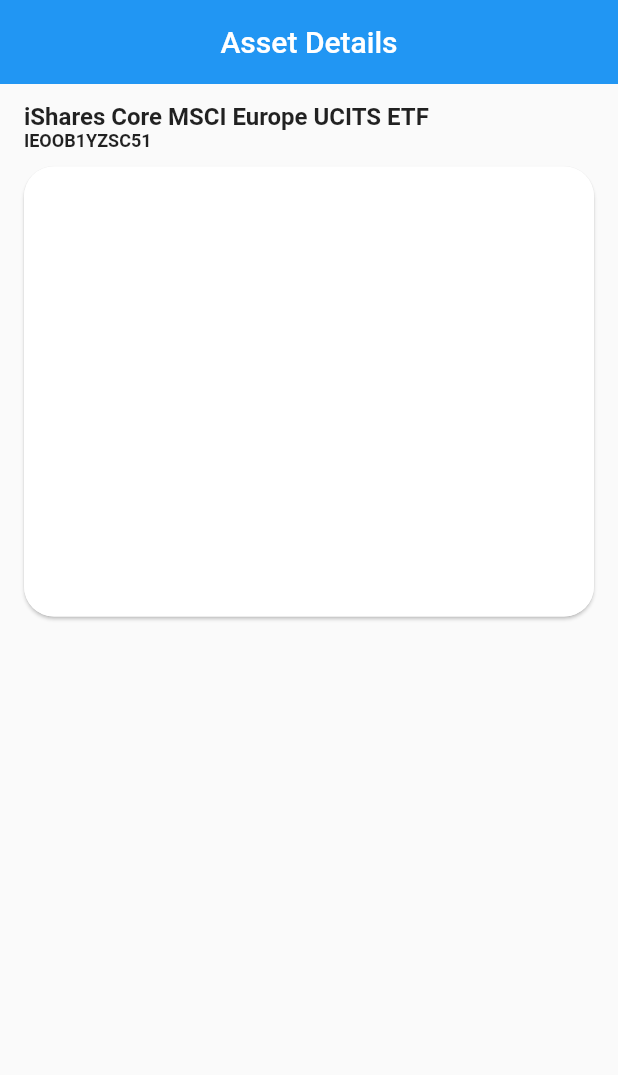
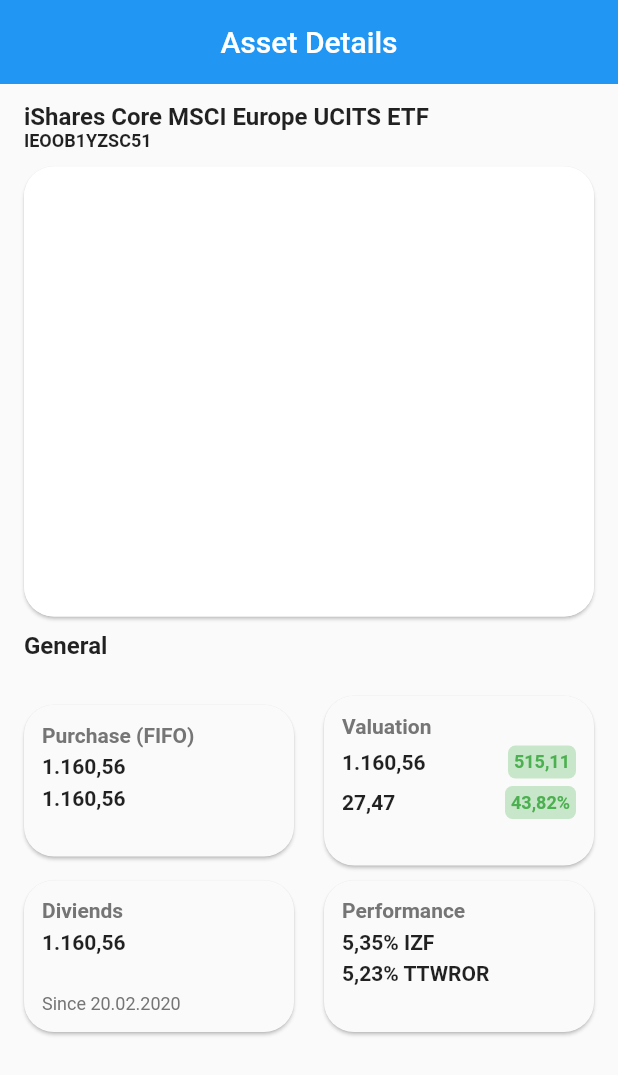
Before and after one commit to abberatfortex/asset_demo, a Flutter app: the screen it shows after launch, on a phone screen of 412 x 824 dp. Shown: the top 1075 px of the screen. Run offline on Flutter 3.47's test engine with Material 2 defaults, Android fonts, the phone set to English and light mode, and no system bars.

Commit message:
general widget

```diff
--- a/lib/screens/asset_details.dart
+++ b/lib/screens/asset_details.dart
@@ -1,7 +1,7 @@
-import 'package:asset_demo/widgets/header_widget.dart';
+import 'package:asset_demo/widgets/general_widget.dart';
+import 'package:asset_demo/widgets/graph_widget.dart';
 import 'package:flutter/material.dart';
 
-import '../widgets/graph_widget.dart';
 
 
 
@@ -15,8 +15,12 @@
       body: Padding(
         padding: const EdgeInsets.symmetric(vertical: 12.0, horizontal: 16.0),
         child: Column(
+          crossAxisAlignment: CrossAxisAlignment.start,
           children: [
             GraphWidget(),
+            const SizedBox(height: 10),
+            GeneralWidget(),
+
           ],
         ),
       ),
--- /dev/null
+++ b/lib/widgets/general_widget.dart
@@ -0,0 +1,34 @@
+import 'package:asset_demo/widgets/header_widget.dart';
+import 'package:asset_demo/widgets/tile_widget.dart';
+import 'package:flutter/material.dart';
+
+class GeneralWidget extends StatelessWidget {
+  const GeneralWidget({Key? key}) : super(key: key);
+
+  @override
+  Widget build(BuildContext context) {
+    return Column(
+      crossAxisAlignment: CrossAxisAlignment.start,
+      children: [
+        HeaderWidget(mainHeading: 'General',),
+        const SizedBox(height: 10),
+        Row(
+          children: [
+            Expanded(child: TileWidget(t1: 'Purchase (FIFO)', t2: '1.160,56', t4: '1.160,56',)),
+            SizedBox(width: 20),
+            Expanded(child: TileWidget(t1: 'Valuation', t2: '1.160,56', t3: '515,11', t4: '27,47', t5: '43,82%',)),
+          ],
+        ),
+        const SizedBox(height: 10),
+        Row(
+          children: [
+            Expanded(child: TileWidget(t1: 'Diviends', t2: '1.160,56', t6: 'Since 20.02.2020',)),
+            SizedBox(width: 20),
+            Expanded(child: TileWidget(t1: 'Performance', t2: '5,35% IZF',  t4: '5,23% TTWROR',)),
+          ],
+        ),
+
+      ],
+    );
+  }
+}
--- a/lib/widgets/header_widget.dart
+++ b/lib/widgets/header_widget.dart
@@ -11,8 +11,8 @@
     return Column(
       crossAxisAlignment: CrossAxisAlignment.start,
       children: [
-        Text('$mainHeading', style: TextStyle(fontSize: 16, fontWeight: FontWeight.bold)),
-        Text('$primaryHeading', style: TextStyle(fontSize: 12, fontWeight: FontWeight.w600)),
+        Text(mainHeading ?? '', style: TextStyle(fontSize: 16, fontWeight: FontWeight.bold)),
+        Text(primaryHeading ?? '', style: TextStyle(fontSize: 12, fontWeight: FontWeight.w600)),
       ],
     );
   }
--- /dev/null
+++ b/lib/widgets/tile_widget.dart
@@ -0,0 +1,57 @@
+import 'package:flutter/material.dart';
+
+class TileWidget extends StatelessWidget {
+  String? t1,t2,t3,t4,t5,t6;
+ TileWidget({Key? key, this.t1, this.t2, this.t3, this.t4, this.t5, this.t6}) : super(key: key);
+
+  @override
+  Widget build(BuildContext context) {
+    return Material(
+      elevation: 1,
+      borderRadius: BorderRadius.all(Radius.circular(20)),
+      child: Container(
+        padding: EdgeInsets.all(12),
+        decoration: BoxDecoration(
+          borderRadius: BorderRadius.circular(20)
+        ),
+        child: Column(
+          crossAxisAlignment: CrossAxisAlignment.start,
+          children: [
+            Text(t1 ?? '', style: TextStyle(color: Colors.grey.shade600, fontWeight: FontWeight.bold),),
+            SizedBox(height: 5),
+            rowWidget(t2: t2, t3: t3),
+            SizedBox(height: 5),
+            rowWidget(t2: t4, t3: t5),
+            SizedBox(height: 5),
+            Text(t6 ?? '', style: TextStyle(color: Colors.grey.shade600, fontSize: 12),),
+          ],
+        ),
+      ),
+    );
+  }
+}
+
+class rowWidget extends StatelessWidget {
+  const rowWidget({
+    super.key,
+    required this.t2,
+    required this.t3,
+  });
+
+  final String? t2;
+  final String? t3;
+
+  @override
+  Widget build(BuildContext context) {
+    return Row(
+      mainAxisAlignment: MainAxisAlignment.spaceBetween,
+      children:[
+        Text(t2?? '', style: TextStyle(fontWeight: FontWeight.bold),),
+        Container(
+          padding: t3 == null ? EdgeInsets.zero:EdgeInsets.all(4),
+            decoration: BoxDecoration(color: Colors.green.shade100, borderRadius: BorderRadius.circular(5)),
+            child: Text(t3 ?? '', style: TextStyle(fontWeight: FontWeight.bold, color: Colors.green, fontSize: 12),)),
+      ],
+    );
+  }
+}
```
